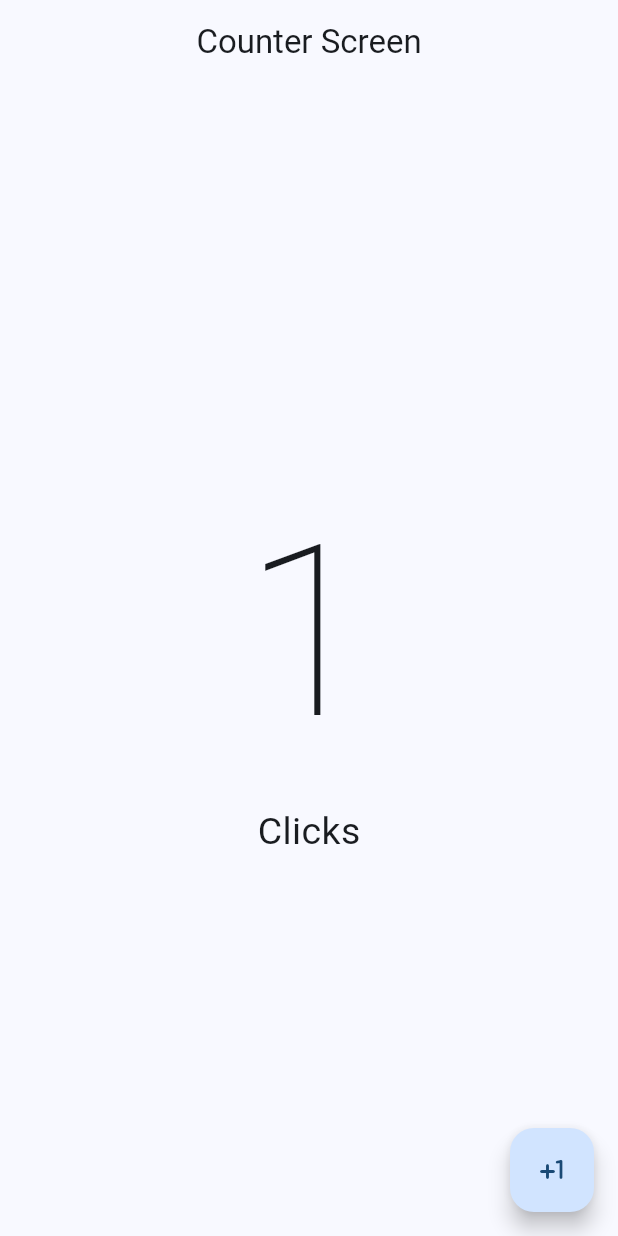
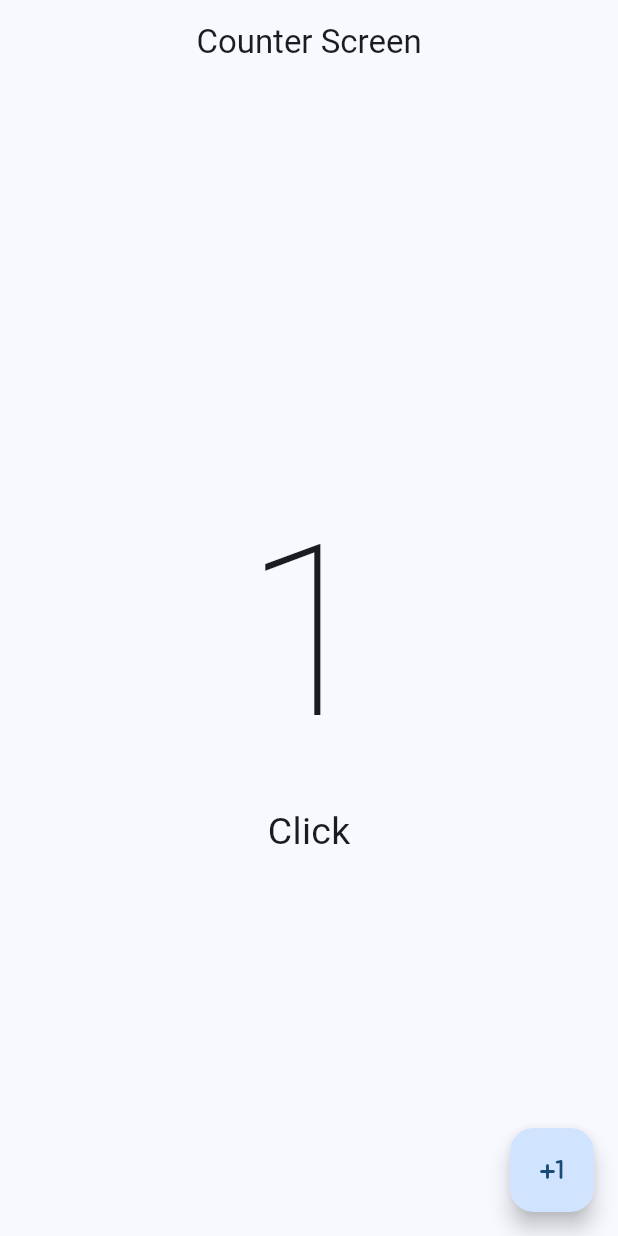
Before and after one commit to R7MM1805/HelloWorldApp, a Flutter app: the screen it shows after launch, after a tap on the "plus one" icon, on a phone screen of 412 x 824 dp. Run offline on Flutter 3.47's test engine with Material 3 defaults, Android fonts, the phone set to English and light mode, and no system bars.

Commit message:
feat: cambio de texto

```diff
--- a/lib/presentation/screens/counter/counter_screen.dart
+++ b/lib/presentation/screens/counter/counter_screen.dart
@@ -28,9 +28,9 @@ class _CounterScreenState extends State<CounterScreen> {
                 fontWeight: FontWeight.w100,
               ),
             ),
-            const Text(
-              'Clicks',
-              style: TextStyle(
+            Text(
+              (counter == 1) ? "Click" : "Clicks",
+              style: const TextStyle(
                 fontSize: 25,
               ),
             ),
```
